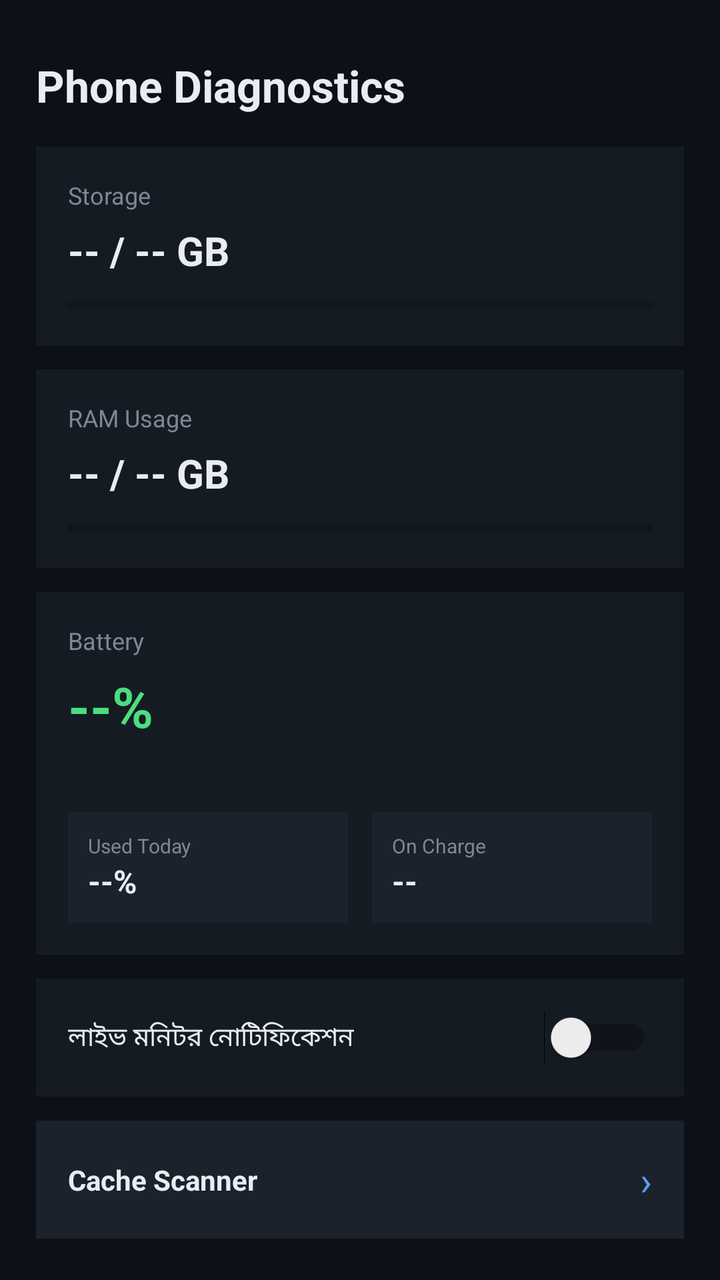
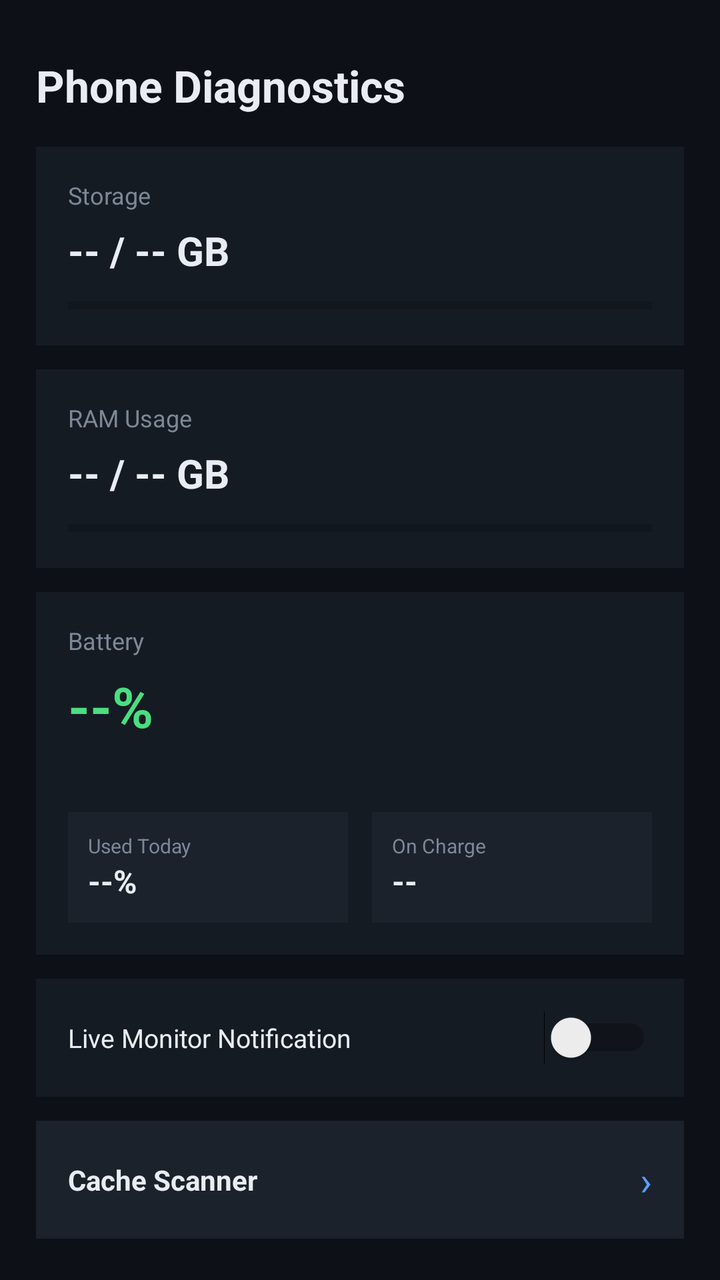

Compare the two renders of this Android layout. The source of the first and the diff that turns it into the second are given below.
<!-- AndroidManifest.xml: fallback theme Theme.MaterialComponents.DayNight.NoActionBar -->
<!-- res/layout/activity_main.xml -->
<?xml version="1.0" encoding="utf-8"?>
<ScrollView xmlns:android="http://schemas.android.com/apk/res/android"
    android:layout_width="match_parent"
    android:layout_height="match_parent"
    android:background="@color/bg">

    <LinearLayout
        android:layout_width="match_parent"
        android:layout_height="wrap_content"
        android:orientation="vertical"
        android:padding="18dp">

        <TextView
            android:id="@+id/titleText"
            android:layout_width="wrap_content"
            android:layout_height="wrap_content"
            android:text="@string/title_home"
            android:textColor="@color/text_main"
            android:textSize="22sp"
            android:textStyle="bold"
            android:layout_marginTop="10dp" />

        
        <LinearLayout
            android:layout_width="match_parent"
            android:layout_height="wrap_content"
            android:orientation="vertical"
            android:background="@color/panel"
            android:padding="16dp"
            android:layout_marginTop="16dp">

            <TextView
                android:layout_width="wrap_content"
                android:layout_height="wrap_content"
                android:text="@string/storage"
                android:textColor="@color/muted"
                android:textSize="12sp" />

            <TextView
                android:id="@+id/storageText"
                android:layout_width="wrap_content"
                android:layout_height="wrap_content"
                android:text="-- / -- GB"
                android:textColor="@color/text_main"
                android:textSize="20sp"
                android:textStyle="bold"
                android:layout_marginTop="6dp" />

            <ProgressBar
                android:id="@+id/storageBar"
                style="?android:attr/progressBarStyleHorizontal"
                android:layout_width="match_parent"
                android:layout_height="8dp"
                android:layout_marginTop="10dp"
                android:max="100"
                android:progress="0" />
        </LinearLayout>

        
        <LinearLayout
            android:layout_width="match_parent"
            android:layout_height="wrap_content"
            android:orientation="vertical"
            android:background="@color/panel"
            android:padding="16dp"
            android:layout_marginTop="12dp">

            <TextView
                android:layout_width="wrap_content"
                android:layout_height="wrap_content"
                android:text="@string/ram_usage"
                android:textColor="@color/muted"
                android:textSize="12sp" />

            <TextView
                android:id="@+id/ramText"
                android:layout_width="wrap_content"
                android:layout_height="wrap_content"
                android:text="-- / -- GB"
                android:textColor="@color/text_main"
                android:textSize="20sp"
                android:textStyle="bold"
                android:layout_marginTop="6dp" />

            <ProgressBar
                android:id="@+id/ramBar"
                style="?android:attr/progressBarStyleHorizontal"
                android:layout_width="match_parent"
                android:layout_height="8dp"
                android:layout_marginTop="10dp"
                android:max="100"
                android:progress="0" />
        </LinearLayout>

        
        <LinearLayout
            android:layout_width="match_parent"
            android:layout_height="wrap_content"
            android:orientation="vertical"
            android:background="@color/panel"
            android:padding="16dp"
            android:layout_marginTop="12dp">

            <TextView
                android:layout_width="wrap_content"
                android:layout_height="wrap_content"
                android:text="@string/battery"
                android:textColor="@color/muted"
                android:textSize="12sp" />

            <TextView
                android:id="@+id/batteryText"
                android:layout_width="wrap_content"
                android:layout_height="wrap_content"
                android:text="--%"
                android:textColor="@color/signal"
                android:textSize="28sp"
                android:textStyle="bold"
                android:layout_marginTop="6dp" />

            <TextView
                android:id="@+id/batteryStatusText"
                android:layout_width="wrap_content"
                android:layout_height="wrap_content"
                android:text=""
                android:textColor="@color/muted"
                android:textSize="12sp"
                android:layout_marginTop="4dp" />

            <LinearLayout
                android:layout_width="match_parent"
                android:layout_height="wrap_content"
                android:orientation="horizontal"
                android:layout_marginTop="14dp">

                <LinearLayout
                    android:layout_width="0dp"
                    android:layout_height="wrap_content"
                    android:layout_weight="1"
                    android:orientation="vertical"
                    android:background="@color/panel2"
                    android:padding="10dp"
                    android:layout_marginEnd="6dp">

                    <TextView
                        android:layout_width="wrap_content"
                        android:layout_height="wrap_content"
                        android:text="@string/used_today"
                        android:textColor="@color/muted"
                        android:textSize="10sp" />

                    <TextView
                        android:id="@+id/usedTodayText"
                        android:layout_width="wrap_content"
                        android:layout_height="wrap_content"
                        android:text="--%"
                        android:textColor="@color/text_main"
                        android:textSize="16sp"
                        android:textStyle="bold" />
                </LinearLayout>

                <LinearLayout
                    android:layout_width="0dp"
                    android:layout_height="wrap_content"
                    android:layout_weight="1"
                    android:orientation="vertical"
                    android:background="@color/panel2"
                    android:padding="10dp"
                    android:layout_marginStart="6dp">

                    <TextView
                        android:layout_width="wrap_content"
                        android:layout_height="wrap_content"
                        android:text="@string/on_charge"
                        android:textColor="@color/muted"
                        android:textSize="10sp" />

                    <TextView
                        android:id="@+id/onChargeText"
                        android:layout_width="wrap_content"
                        android:layout_height="wrap_content"
                        android:text="--"
                        android:textColor="@color/text_main"
                        android:textSize="16sp"
                        android:textStyle="bold" />
                </LinearLayout>
            </LinearLayout>
        </LinearLayout>

        
        <LinearLayout
            android:layout_width="match_parent"
            android:layout_height="wrap_content"
            android:orientation="horizontal"
            android:gravity="center_vertical"
            android:background="@color/panel"
            android:padding="16dp"
            android:layout_marginTop="12dp">

            <TextView
                android:layout_width="0dp"
                android:layout_height="wrap_content"
                android:layout_weight="1"
                android:text="লাইভ মনিটর নোটিফিকেশন"
                android:textColor="@color/text_main"
                android:textSize="13sp" />

            <Switch
                android:id="@+id/liveMonitorSwitch"
                android:layout_width="wrap_content"
                android:layout_height="wrap_content" />
        </LinearLayout>

        
        <LinearLayout
            android:id="@+id/cacheScannerCard"
            android:layout_width="match_parent"
            android:layout_height="wrap_content"
            android:orientation="horizontal"
            android:gravity="center_vertical"
            android:background="@color/panel2"
            android:padding="16dp"
            android:layout_marginTop="12dp"
            android:clickable="true"
            android:focusable="true">

            <TextView
                android:layout_width="0dp"
                android:layout_height="wrap_content"
                android:layout_weight="1"
                android:text="@string/cache_scanner"
                android:textColor="@color/text_main"
                android:textSize="14sp"
                android:textStyle="bold" />

            <TextView
                android:layout_width="wrap_content"
                android:layout_height="wrap_content"
                android:text="›"
                android:textColor="@color/accent"
                android:textSize="20sp" />
        </LinearLayout>

    </LinearLayout>
</ScrollView>
<!-- resources referenced by this layout -->
<resources>
  <color name="accent">#5B9DFF</color>
  <color name="bg">#0D1117</color>
  <color name="muted">#7C8896</color>
  <color name="panel">#151B23</color>
  <color name="panel2">#1B222C</color>
  <color name="signal">#4ADE80</color>
  <color name="text_main">#E9EDF3</color>
  <string name="battery">Battery</string>
  <string name="cache_scanner">Cache Scanner</string>
  <string name="on_charge">On Charge</string>
  <string name="ram_usage">RAM Usage</string>
  <string name="storage">Storage</string>
  <string name="title_home">Phone Diagnostics</string>
  <string name="used_today">Used Today</string>
</resources>

<!-- the commit's change to res/layout/activity_main.xml (unified diff, before → after) -->
@@ -201,7 +201,7 @@
                 android:layout_width="0dp"
                 android:layout_height="wrap_content"
                 android:layout_weight="1"
-                android:text="লাইভ মনিটর নোটিফিকেশন"
+                android:text="Live Monitor Notification"
                 android:textColor="@color/text_main"
                 android:textSize="13sp" />
 
